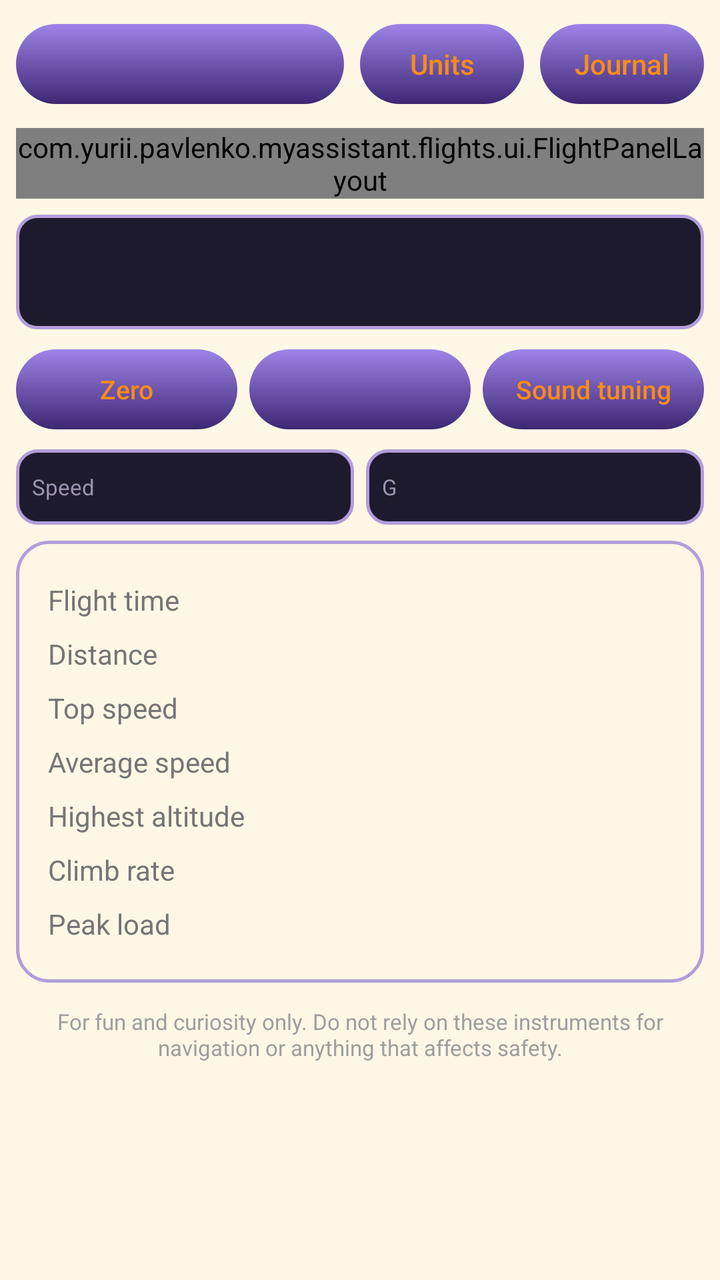
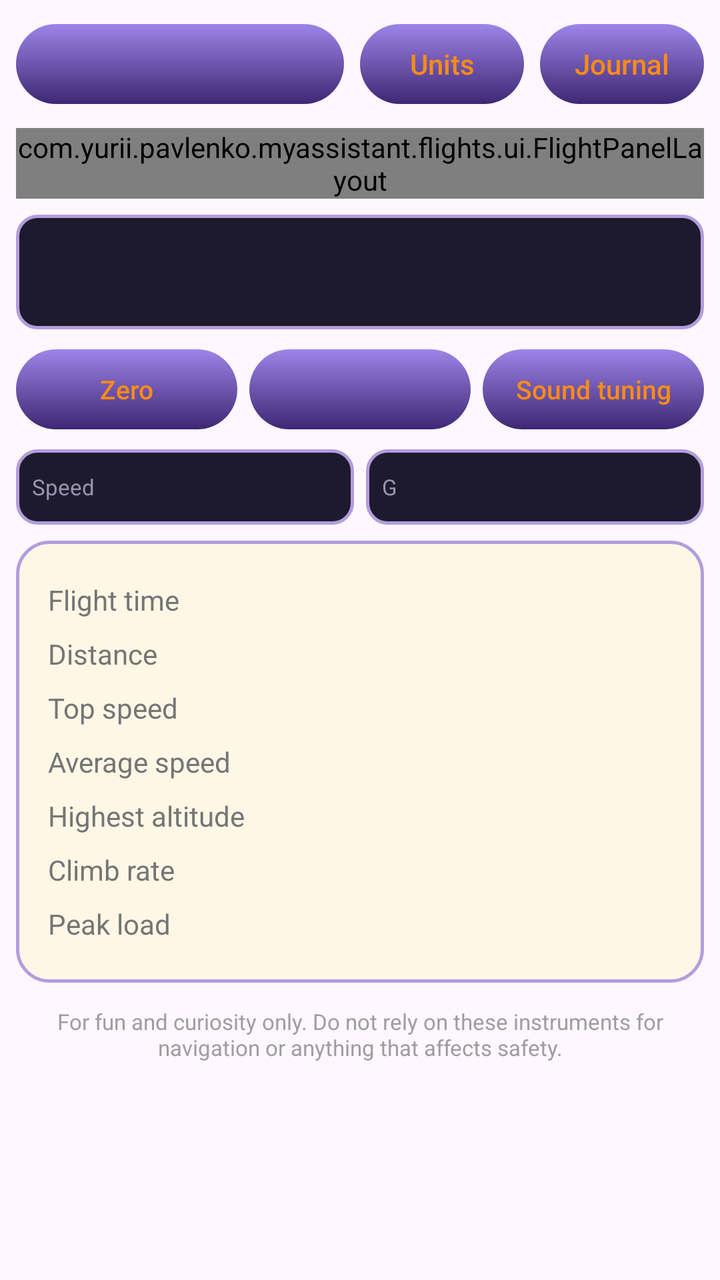

Screens rendered from an Android XML layout before and after an edit, with the pre-edit source and the edit as a unified diff.
<!-- AndroidManifest.xml: application theme Theme.MyAssistant -->
<!-- res/layout/fragment_flights.xml -->
<?xml version="1.0" encoding="utf-8"?>
<androidx.core.widget.NestedScrollView xmlns:android="http://schemas.android.com/apk/res/android"
    android:layout_width="match_parent"
    android:layout_height="match_parent"
    android:background="@color/background"
    android:fillViewport="true">
    <LinearLayout
        android:layout_width="match_parent"
        android:layout_height="wrap_content"
        android:orientation="vertical"
        android:padding="8dp">
        <include
            android:id="@+id/controls"
            layout="@layout/flights_controls" />

        <include
            android:id="@+id/instruments"
            layout="@layout/flights_instruments"
            android:layout_width="match_parent"
            android:layout_height="wrap_content"
            android:layout_marginTop="8dp" />

        <include
            android:id="@+id/readouts"
            layout="@layout/flights_readouts"
            android:layout_width="match_parent"
            android:layout_height="wrap_content"
            android:layout_marginTop="8dp" />

        <include
            android:id="@+id/stats"
            layout="@layout/flights_stats"
            android:layout_width="match_parent"
            android:layout_height="wrap_content"
            android:layout_marginTop="8dp" />

        <TextView
            android:layout_width="match_parent"
            android:layout_height="wrap_content"
            android:layout_marginTop="12dp"
            android:gravity="center"
            android:text="@string/flights_disclaimer"
            android:textColor="@color/text_muted"
            android:textSize="11sp" />
    </LinearLayout>
</androidx.core.widget.NestedScrollView>
<!-- res/layout/flights_controls.xml (included above) -->
<?xml version="1.0" encoding="utf-8"?>
<LinearLayout xmlns:android="http://schemas.android.com/apk/res/android"
    android:layout_width="match_parent"
    android:layout_height="wrap_content"
    android:orientation="vertical">
    <LinearLayout
        android:layout_width="match_parent"
        android:layout_height="wrap_content"
        android:orientation="horizontal">
        <androidx.appcompat.widget.AppCompatButton
            android:id="@+id/recordButton"
            style="@style/Widget.MyAssistant.ScanButton"
            android:layout_width="0dp"
            android:layout_height="wrap_content"
            android:layout_marginEnd="4dp"
            android:layout_weight="2" />

        <androidx.appcompat.widget.AppCompatButton
            android:id="@+id/unitsButton"
            style="@style/Widget.MyAssistant.ScanButton"
            android:layout_width="0dp"
            android:layout_height="wrap_content"
            android:layout_marginStart="4dp"
            android:layout_marginEnd="4dp"
            android:layout_weight="1"
            android:text="@string/flights_units" />

        <androidx.appcompat.widget.AppCompatButton
            android:id="@+id/journalButton"
            style="@style/Widget.MyAssistant.ScanButton"
            android:layout_width="0dp"
            android:layout_height="wrap_content"
            android:layout_marginStart="4dp"
            android:layout_weight="1"
            android:text="@string/flights_journal" />
    </LinearLayout>

    <LinearLayout
        android:id="@+id/accessPanel"
        android:layout_width="match_parent"
        android:layout_height="wrap_content"
        android:layout_marginTop="8dp"
        android:background="@drawable/bg_spinner_dropdown"
        android:orientation="vertical"
        android:padding="16dp"
        android:visibility="gone">
        <TextView
            android:layout_width="match_parent"
            android:layout_height="wrap_content"
            android:text="@string/flights_location_needed"
            android:textColor="@color/text_color"
            android:textSize="14sp" />

        <androidx.appcompat.widget.AppCompatButton
            android:id="@+id/accessButton"
            style="@style/Widget.MyAssistant.ScanButton"
            android:layout_width="wrap_content"
            android:layout_height="wrap_content"
            android:layout_marginTop="8dp"
            android:minWidth="100dp"
            android:paddingStart="16dp"
            android:paddingEnd="16dp" />
    </LinearLayout>
</LinearLayout>
<!-- res/layout/flights_instruments.xml (included above) -->
<?xml version="1.0" encoding="utf-8"?>
<com.yurii.pavlenko.myassistant.flights.ui.FlightPanelLayout xmlns:android="http://schemas.android.com/apk/res/android"
    xmlns:app="http://schemas.android.com/apk/res-auto"
    android:layout_width="match_parent"
    android:layout_height="wrap_content">
    <androidx.constraintlayout.widget.Guideline
        android:id="@+id/varioTop"
        android:layout_width="wrap_content"
        android:layout_height="wrap_content"
        android:orientation="horizontal"
        app:layout_constraintGuide_percent="0.2958" />

    <com.yurii.pavlenko.myassistant.flights.ui.VarioView
        android:id="@+id/vario"
        android:layout_width="0dp"
        android:layout_height="0dp"
        app:layout_constraintBottom_toBottomOf="parent"
        app:layout_constraintEnd_toEndOf="parent"
        app:layout_constraintStart_toStartOf="parent"
        app:layout_constraintTop_toBottomOf="@id/varioTop" />

    <com.yurii.pavlenko.myassistant.flights.ui.CompassView
        android:id="@+id/compass"
        android:layout_width="0dp"
        android:layout_height="0dp"
        app:layout_constraintDimensionRatio="1:1"
        app:layout_constraintStart_toStartOf="parent"
        app:layout_constraintTop_toTopOf="parent"
        app:layout_constraintWidth_percent="0.55" />

    <com.yurii.pavlenko.myassistant.flights.ui.HorizonView
        android:id="@+id/horizon"
        android:layout_width="0dp"
        android:layout_height="0dp"
        app:layout_constraintDimensionRatio="1:1"
        app:layout_constraintBottom_toBottomOf="parent"
        app:layout_constraintEnd_toEndOf="parent"
        app:layout_constraintHorizontal_bias="0.9167"
        app:layout_constraintStart_toStartOf="parent"
        app:layout_constraintTop_toTopOf="parent"
        app:layout_constraintVertical_bias="0.0647"
        app:layout_constraintWidth_percent="0.4" />
</com.yurii.pavlenko.myassistant.flights.ui.FlightPanelLayout>
<!-- res/layout/flights_readouts.xml (included above) -->
<?xml version="1.0" encoding="utf-8"?>
<LinearLayout xmlns:android="http://schemas.android.com/apk/res/android"
    android:layout_width="match_parent"
    android:layout_height="wrap_content"
    android:orientation="vertical">
    <LinearLayout
        android:layout_width="match_parent"
        android:layout_height="wrap_content"
        android:background="@drawable/bg_instrument_window"
        android:gravity="center_vertical"
        android:orientation="horizontal"
        android:paddingStart="16dp"
        android:paddingTop="6dp"
        android:paddingEnd="16dp"
        android:paddingBottom="6dp">
        <TextView
            android:id="@+id/altitudeBasis"
            android:layout_width="0dp"
            android:layout_height="wrap_content"
            android:layout_weight="1"
            android:textColor="@color/instrument_ink_dim"
            android:textSize="12sp" />

        <TextView
            android:id="@+id/altitudeText"
            android:layout_width="wrap_content"
            android:layout_height="wrap_content"
            android:fontFamily="monospace"
            android:textColor="@color/instrument_ink"
            android:textSize="34sp"
            android:textStyle="bold" />

        <TextView
            android:id="@+id/altitudeUnit"
            android:layout_width="wrap_content"
            android:layout_height="wrap_content"
            android:layout_marginStart="6dp"
            android:textColor="@color/instrument_ink_dim"
            android:textSize="16sp" />
    </LinearLayout>

    <LinearLayout
        android:layout_width="match_parent"
        android:layout_height="wrap_content"
        android:layout_marginTop="6dp"
        android:orientation="horizontal">
        <androidx.appcompat.widget.AppCompatButton
            android:id="@+id/zeroButton"
            style="@style/Widget.MyAssistant.ScanButton"
            android:layout_width="0dp"
            android:layout_height="wrap_content"
            android:layout_marginEnd="3dp"
            android:layout_weight="1"
            android:text="@string/flights_altitude_zero"
            android:textSize="13sp" />

        <androidx.appcompat.widget.AppCompatButton
            android:id="@+id/soundButton"
            style="@style/Widget.MyAssistant.ScanButton"
            android:layout_width="0dp"
            android:layout_height="wrap_content"
            android:layout_marginStart="3dp"
            android:layout_marginEnd="3dp"
            android:layout_weight="1"
            android:textSize="13sp" />

        <androidx.appcompat.widget.AppCompatButton
            android:id="@+id/tuneButton"
            style="@style/Widget.MyAssistant.ScanButton"
            android:layout_width="0dp"
            android:layout_height="wrap_content"
            android:layout_marginStart="3dp"
            android:layout_weight="1"
            android:text="@string/flights_sound_tune"
            android:textSize="13sp" />
    </LinearLayout>

    <LinearLayout
        android:layout_width="match_parent"
        android:layout_height="wrap_content"
        android:layout_marginTop="6dp"
        android:orientation="horizontal">
        <LinearLayout
            android:layout_width="0dp"
            android:layout_height="wrap_content"
            android:layout_marginEnd="3dp"
            android:layout_weight="1"
            android:background="@drawable/bg_instrument_window"
            android:gravity="center_vertical"
            android:orientation="horizontal"
            android:padding="8dp">
            <TextView
                android:layout_width="0dp"
                android:layout_height="wrap_content"
                android:layout_weight="1"
                android:text="@string/flights_speed_label"
                android:textColor="@color/instrument_ink_dim"
                android:textSize="11sp" />

            <TextView
                android:id="@+id/speedText"
                android:layout_width="wrap_content"
                android:layout_height="wrap_content"
                android:fontFamily="monospace"
                android:textColor="@color/instrument_ink"
                android:textSize="16sp"
                android:textStyle="bold" />
        </LinearLayout>

        <LinearLayout
            android:layout_width="0dp"
            android:layout_height="wrap_content"
            android:layout_marginStart="3dp"
            android:layout_weight="1"
            android:background="@drawable/bg_instrument_window"
            android:gravity="center_vertical"
            android:orientation="horizontal"
            android:padding="8dp">
            <TextView
                android:layout_width="0dp"
                android:layout_height="wrap_content"
                android:layout_weight="1"
                android:text="@string/flights_g_label"
                android:textColor="@color/instrument_ink_dim"
                android:textSize="11sp" />

            <TextView
                android:id="@+id/gText"
                android:layout_width="wrap_content"
                android:layout_height="wrap_content"
                android:fontFamily="monospace"
                android:textColor="@color/instrument_ink"
                android:textSize="16sp"
                android:textStyle="bold" />
        </LinearLayout>
    </LinearLayout>
</LinearLayout>
<!-- res/layout/flights_stats.xml (included above) -->
<?xml version="1.0" encoding="utf-8"?>
<TableLayout xmlns:android="http://schemas.android.com/apk/res/android"
    android:layout_width="match_parent"
    android:layout_height="wrap_content"
    android:background="@drawable/bg_spinner_dropdown"
    android:padding="16dp"
    android:stretchColumns="1">
    <TableRow
        android:paddingTop="4dp"
        android:paddingBottom="4dp">
        <TextView
            android:text="@string/flights_time"
            android:textColor="@color/text_secondary"
            android:textSize="14sp" />

        <TextView
            android:id="@+id/flightTime"
            android:gravity="end"
            android:textColor="@color/text_color"
            android:textSize="14sp"
            android:textStyle="bold" />
    </TableRow>

    <TableRow
        android:paddingTop="4dp"
        android:paddingBottom="4dp">
        <TextView
            android:text="@string/flights_distance"
            android:textColor="@color/text_secondary"
            android:textSize="14sp" />

        <TextView
            android:id="@+id/distance"
            android:gravity="end"
            android:textColor="@color/text_color"
            android:textSize="14sp"
            android:textStyle="bold" />
    </TableRow>

    <TableRow
        android:paddingTop="4dp"
        android:paddingBottom="4dp">
        <TextView
            android:text="@string/flights_max_speed"
            android:textColor="@color/text_secondary"
            android:textSize="14sp" />

        <TextView
            android:id="@+id/maxSpeed"
            android:gravity="end"
            android:textColor="@color/text_color"
            android:textSize="14sp"
            android:textStyle="bold" />
    </TableRow>

    <TableRow
        android:paddingTop="4dp"
        android:paddingBottom="4dp">
        <TextView
            android:text="@string/flights_avg_speed"
            android:textColor="@color/text_secondary"
            android:textSize="14sp" />

        <TextView
            android:id="@+id/averageSpeed"
            android:gravity="end"
            android:textColor="@color/text_color"
            android:textSize="14sp"
            android:textStyle="bold" />
    </TableRow>

    <TableRow
        android:paddingTop="4dp"
        android:paddingBottom="4dp">
        <TextView
            android:text="@string/flights_max_altitude"
            android:textColor="@color/text_secondary"
            android:textSize="14sp" />

        <TextView
            android:id="@+id/maxAltitude"
            android:gravity="end"
            android:textColor="@color/text_color"
            android:textSize="14sp"
            android:textStyle="bold" />
    </TableRow>

    <TableRow
        android:paddingTop="4dp"
        android:paddingBottom="4dp">
        <TextView
            android:text="@string/flights_climb_rate"
            android:textColor="@color/text_secondary"
            android:textSize="14sp" />

        <TextView
            android:id="@+id/climbRate"
            android:gravity="end"
            android:textColor="@color/text_color"
            android:textSize="14sp"
            android:textStyle="bold" />
    </TableRow>

    <TableRow
        android:paddingTop="4dp"
        android:paddingBottom="4dp">
        <TextView
            android:text="@string/flights_max_g"
            android:textColor="@color/text_secondary"
            android:textSize="14sp" />

        <TextView
            android:id="@+id/maxG"
            android:gravity="end"
            android:textColor="@color/text_color"
            android:textSize="14sp"
            android:textStyle="bold" />
    </TableRow>
</TableLayout>
<!-- resources referenced by this layout -->
<resources>
  <!-- drawable bg_instrument_window (drawable) -->
  <?xml version="1.0" encoding="utf-8"?>
  <shape xmlns:android="http://schemas.android.com/apk/res/android"
      android:shape="rectangle">
  
      <solid android:color="@color/instrument_face" />
  
      <stroke
          android:width="1.5dp"
          android:color="@color/outline" />
  
      <corners android:radius="10dp" />
  </shape>
  <!-- drawable bg_spinner_dropdown (drawable) -->
  <?xml version="1.0" encoding="utf-8"?>
  <shape xmlns:android="http://schemas.android.com/apk/res/android"
      android:shape="rectangle">
  
      <solid android:color="@color/background" />
  
      <stroke
          android:width="1.5dp"
          android:color="@color/outline" />
  
      <corners android:radius="16dp" />
  </shape>
  <style name="Widget.MyAssistant.ScanButton" parent="Widget.AppCompat.Button">
          <item name="android:background">@drawable/button_selector</item>
          <item name="android:textColor">@color/text_color_btn</item>
          <item name="android:textAllCaps">false</item>
          <item name="android:stateListAnimator">@null</item>
      </style>
  <!-- drawable button_selector (drawable) -->
  <?xml version="1.0" encoding="utf-8"?>
  <selector xmlns:android="http://schemas.android.com/apk/res/android">
  
      <item android:state_pressed="true">
          <inset
              android:insetTop="4dp"
              android:insetBottom="4dp">
              <shape android:shape="rectangle">
                  <gradient
                      android:type="linear"
                      android:angle="55"
                      android:startColor="@color/button_end"
                      android:endColor="@color/button_pressed_end"/>
                  <corners android:radius="20dp" />
              </shape>
          </inset>
      </item>
  
      <item>
          <inset
              android:insetTop="4dp"
              android:insetBottom="4dp">
              <shape android:shape="rectangle">
                  <gradient
                      android:type="linear"
                      android:angle="125"
                      android:startColor="@color/button_start"
                      android:endColor="@color/button_end" />
                  <corners android:radius="20dp" />
              </shape>
          </inset>
      </item>
  
  </selector>
  <style name="Base.Theme.MyAssistant" parent="Theme.Material3.DayNight.NoActionBar">
          <item name="materialSwitchStyle">@style/MyAssistantMaterialSwitch</item>
          <item name="android:windowLightStatusBar">@bool/light_status_bar</item>
  
          <item name="colorPrimary">@color/md_primary</item>
          <item name="colorOnPrimary">@color/md_on_primary</item>
          <item name="android:colorBackground">@color/md_background</item>
          <item name="colorSurface">@color/md_surface</item>
          <item name="colorSurfaceContainerLowest">@color/md_surface_container_lowest</item>
          <item name="colorSurfaceContainerLow">@color/md_surface_container_low</item>
          <item name="colorSurfaceContainer">@color/md_surface_container</item>
          <item name="colorSurfaceContainerHigh">@color/md_surface_container_high</item>
          <item name="colorSurfaceContainerHighest">@color/md_surface_container_highest</item>
          <item name="colorOnSurface">@color/md_on_surface</item>
          <item name="colorSurfaceVariant">@color/md_surface_variant</item>
          <item name="colorOnSurfaceVariant">@color/md_on_surface_variant</item>
          <item name="colorOutline">@color/md_outline</item>
      </style>
  <!-- unchanged entries left out for length: 44 -->
</resources>

<!-- the commit's change to res/layout/fragment_flights.xml (unified diff, before → after) -->
@@ -2,7 +2,6 @@
 <androidx.core.widget.NestedScrollView xmlns:android="http://schemas.android.com/apk/res/android"
     android:layout_width="match_parent"
     android:layout_height="match_parent"
-    android:background="@color/background"
     android:fillViewport="true">
     <LinearLayout
         android:layout_width="match_parent"
@@ -40,7 +39,7 @@
             android:layout_marginTop="12dp"
             android:gravity="center"
             android:text="@string/flights_disclaimer"
-            android:textColor="@color/text_muted"
+            android:textColor="?attr/maTextMuted"
             android:textSize="11sp" />
     </LinearLayout>
 </androidx.core.widget.NestedScrollView>
@@ -95,7 +94,7 @@
             android:layout_width="match_parent"
             android:layout_height="wrap_content"
             android:text="@string/flights_location_needed"
-            android:textColor="@color/text_color"
+            android:textColor="?attr/maText"
             android:textSize="14sp" />
 
         <androidx.appcompat.widget.AppCompatButton
@@ -304,13 +303,13 @@
         android:paddingBottom="4dp">
         <TextView
             android:text="@string/flights_time"
-            android:textColor="@color/text_secondary"
+            android:textColor="?attr/maTextSecondary"
             android:textSize="14sp" />
 
         <TextView
             android:id="@+id/flightTime"
             android:gravity="end"
-            android:textColor="@color/text_color"
+            android:textColor="?attr/maText"
             android:textSize="14sp"
             android:textStyle="bold" />
     </TableRow>
@@ -320,13 +319,13 @@
         android:paddingBottom="4dp">
         <TextView
             android:text="@string/flights_distance"
-            android:textColor="@color/text_secondary"
+            android:textColor="?attr/maTextSecondary"
             android:textSize="14sp" />
 
         <TextView
             android:id="@+id/distance"
             android:gravity="end"
-            android:textColor="@color/text_color"
+            android:textColor="?attr/maText"
             android:textSize="14sp"
             android:textStyle="bold" />
     </TableRow>
@@ -336,13 +335,13 @@
         android:paddingBottom="4dp">
         <TextView
             android:text="@string/flights_max_speed"
-            android:textColor="@color/text_secondary"
+            android:textColor="?attr/maTextSecondary"
             android:textSize="14sp" />
 
         <TextView
             android:id="@+id/maxSpeed"
             android:gravity="end"
-            android:textColor="@color/text_color"
+            android:textColor="?attr/maText"
             android:textSize="14sp"
             android:textStyle="bold" />
     </TableRow>
@@ -352,13 +351,13 @@
         android:paddingBottom="4dp">
         <TextView
             android:text="@string/flights_avg_speed"
-            android:textColor="@color/text_secondary"
+            android:textColor="?attr/maTextSecondary"
             android:textSize="14sp" />
 
         <TextView
             android:id="@+id/averageSpeed"
             android:gravity="end"
-            android:textColor="@color/text_color"
+            android:textColor="?attr/maText"
             android:textSize="14sp"
             android:textStyle="bold" />
     </TableRow>
@@ -368,13 +367,13 @@
         android:paddingBottom="4dp">
         <TextView
             android:text="@string/flights_max_altitude"
-            android:textColor="@color/text_secondary"
+            android:textColor="?attr/maTextSecondary"
             android:textSize="14sp" />
 
         <TextView
             android:id="@+id/maxAltitude"
             android:gravity="end"
-            android:textColor="@color/text_color"
+            android:textColor="?attr/maText"
             android:textSize="14sp"
             android:textStyle="bold" />
     </TableRow>
@@ -384,13 +383,13 @@
         android:paddingBottom="4dp">
         <TextView
             android:text="@string/flights_climb_rate"
-            android:textColor="@color/text_secondary"
+            android:textColor="?attr/maTextSecondary"
             android:textSize="14sp" />
 
         <TextView
             android:id="@+id/climbRate"
             android:gravity="end"
-            android:textColor="@color/text_color"
+            android:textColor="?attr/maText"
             android:textSize="14sp"
             android:textStyle="bold" />
     </TableRow>
@@ -400,13 +399,13 @@
         android:paddingBottom="4dp">
         <TextView
             android:text="@string/flights_max_g"
-            android:textColor="@color/text_secondary"
+            android:textColor="?attr/maTextSecondary"
             android:textSize="14sp" />
 
         <TextView
             android:id="@+id/maxG"
             android:gravity="end"
-            android:textColor="@color/text_color"
+            android:textColor="?attr/maText"
             android:textSize="14sp"
             android:textStyle="bold" />
     </TableRow>
<!-- resource entries referenced after the edit -->
@@ -9,7 +9,7 @@
   
       <stroke
           android:width="1.5dp"
-          android:color="@color/outline" />
+          android:color="?attr/maOutline" />
   
       <corners android:radius="10dp" />
   </shape>
@@ -18,17 +18,17 @@
   <shape xmlns:android="http://schemas.android.com/apk/res/android"
       android:shape="rectangle">
   
-      <solid android:color="@color/background" />
+      <solid android:color="?attr/maBackground" />
   
       <stroke
-          android:width="1.5dp"
-          android:color="@color/outline" />
+          android:width="?attr/maStroke"
+          android:color="?attr/maOutline" />
   
-      <corners android:radius="16dp" />
+      <corners android:radius="?attr/maCornerPanel" />
   </shape>
   <style name="Widget.MyAssistant.ScanButton" parent="Widget.AppCompat.Button">
           <item name="android:background">@drawable/button_selector</item>
-          <item name="android:textColor">@color/text_color_btn</item>
+          <item name="android:textColor">?attr/maButtonLabel</item>
           <item name="android:textAllCaps">false</item>
           <item name="android:stateListAnimator">@null</item>
       </style>
@@ -44,9 +44,12 @@
                   <gradient
                       android:type="linear"
                       android:angle="55"
-                      android:startColor="@color/button_end"
-                      android:endColor="@color/button_pressed_end"/>
-                  <corners android:radius="20dp" />
+                      android:startColor="?attr/maButtonEnd"
+                      android:endColor="?attr/maButtonPressedEnd"/>
+                  <stroke
+                      android:width="?attr/maButtonStroke"
+                      android:color="?attr/maButtonStrokeColor" />
+                  <corners android:radius="?attr/maCorner" />
               </shape>
           </inset>
       </item>
@@ -59,9 +62,12 @@
                   <gradient
                       android:type="linear"
                       android:angle="125"
-                      android:startColor="@color/button_start"
-                      android:endColor="@color/button_end" />
-                  <corners android:radius="20dp" />
+                      android:startColor="?attr/maButtonStart"
+                      android:endColor="?attr/maButtonEnd" />
+                  <stroke
+                      android:width="?attr/maButtonStroke"
+                      android:color="?attr/maButtonStrokeColor" />
+                  <corners android:radius="?attr/maCorner" />
               </shape>
           </inset>
       </item>
@@ -84,7 +90,41 @@
           <item name="colorSurfaceVariant">@color/md_surface_variant</item>
           <item name="colorOnSurfaceVariant">@color/md_on_surface_variant</item>
           <item name="colorOutline">@color/md_outline</item>
+  
+          <item name="maBackground">@color/background</item>
+          <item name="maText">@color/text_color</item>
+          <item name="maTextSecondary">@color/text_secondary</item>
+          <item name="maTextMuted">@color/text_muted</item>
+          <item name="maOutline">@color/outline</item>
+          <item name="maTabSelected">@color/tab_selected</item>
+          <item name="maTabText">@color/colorPrimary</item>
+          <item name="maSwitchTrack">@color/switch_track</item>
+          <item name="maAccent">@color/colorPrimary</item>
+          <item name="maButtonLabel">@color/text_color_btn</item>
+          <item name="maButtonStart">@color/button_start</item>
+          <item name="maButtonEnd">@color/button_end</item>
+          <item name="maButtonPressedEnd">@color/button_pressed_end</item>
+          <item name="maButtonStrokeColor">@android:color/transparent</item>
+          <item name="maOverdue">@color/status_overdue</item>
+          <item name="maImportant">@color/status_important</item>
+          <item name="maOk">@color/status_ok</item>
+          <item name="maCorner">20dp</item>
+          <item name="maCornerPanel">16dp</item>
+          <item name="maCornerTab">18dp</item>
+          <item name="maStroke">1.5dp</item>
+          <item name="maButtonStroke">0dp</item>
+          <item name="maBackdrop">@drawable/backdrop_classic</item>
       </style>
+  <color name="tab_selected">#E8DAFF</color>
+  <color name="status_overdue">#D32F2F</color>
+  <color name="status_important">#FA8C16</color>
+  <color name="status_ok">#00C853</color>
+  <!-- drawable backdrop_classic (drawable) -->
+  <?xml version="1.0" encoding="utf-8"?>
+  <shape xmlns:android="http://schemas.android.com/apk/res/android"
+      android:shape="rectangle">
+      <solid android:color="?attr/maBackground" />
+  </shape>
   <!-- unchanged entries left out for length: 44 -->
 </resources>
 
